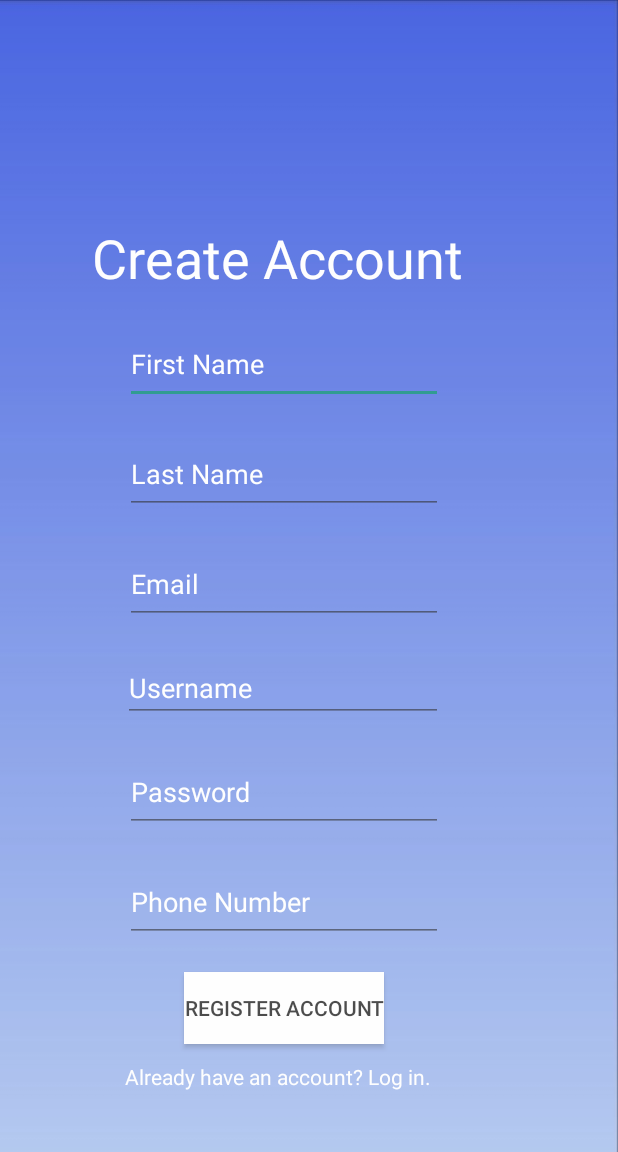
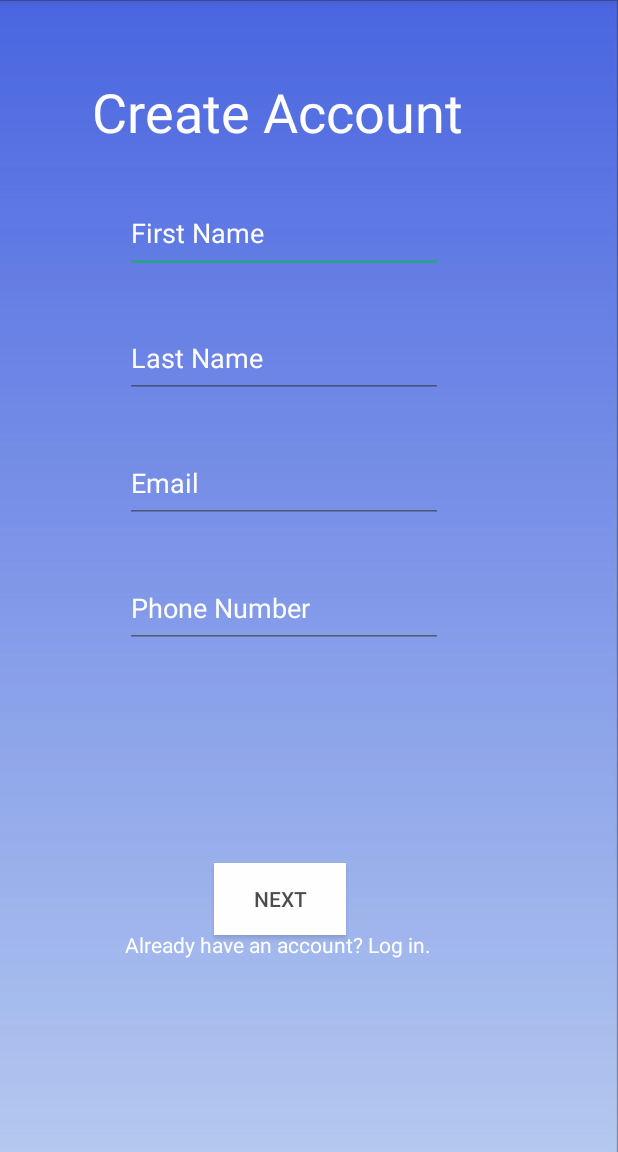
Before and after one commit to marilynmao/Paint-the-Town, an Android app: the screen it shows after launch (CreateAccountActivity), on a phone screen of 412 x 824 dp, the part 84-1236 px from its top. Run offline under Robolectric (Android 15) with nearby library versions, the phone set to English and light mode, and no system bars; our stand-ins replace Firebase (no records; nobody signed in at launch, a user with empty details on screens opened directly).

Commit message:
Fixed and added input checking for creating a user.

```diff
--- a/app/src/main/java/com/example/paintthetown491/CreateAccountActivity.java
+++ b/app/src/main/java/com/example/paintthetown491/CreateAccountActivity.java
@@ -7,6 +7,7 @@ import android.text.TextWatcher;
 import android.view.View;
 import android.widget.Button;
 import android.widget.EditText;
+import android.widget.ImageButton;
 import android.widget.TextView;
 import android.widget.Toast;
 
@@ -22,9 +23,10 @@ import com.google.firebase.database.FirebaseDatabase;
 
 public class CreateAccountActivity extends AppCompatActivity
 {
-    private EditText password, email, firstName, lastName, userName, phoneNumber;
+    private EditText password, email, firstName, lastName, userName, phoneNumber,userPasswordVerify;
     private TextView accountExists;
-    private Button loginButton;
+    private Button loginButton, creationNext;
+    private ImageButton creationBack;
     private FirebaseAuth mAuth;
     private DatabaseReference dbRef;
     private User user;
@@ -40,6 +42,7 @@ public class CreateAccountActivity extends AppCompatActivity
         // get instance of database reference to insert data
         dbRef = FirebaseDatabase.getInstance().getReference().child("User");
         password=findViewById(R.id.UserPassword);
+        userPasswordVerify=findViewById(R.id.userPasswordVerify);
         email=findViewById(R.id.UserEmail);
         loginButton=findViewById(R.id.LoginButton);
         userName=findViewById(R.id.userName);
@@ -47,6 +50,15 @@ public class CreateAccountActivity extends AppCompatActivity
         lastName=findViewById(R.id.userLastName);
         phoneNumber=findViewById(R.id.phoneNumber);
         accountExists=findViewById(R.id.AccountExists);
+        creationNext=findViewById(R.id.creationNext);
+        creationBack=findViewById(R.id.creationBack);
+
+        userName.setVisibility(View.GONE);
+        password.setVisibility(View.GONE);
+        userPasswordVerify.setVisibility(View.GONE);
+        loginButton.setVisibility(View.GONE);
+        creationBack.setVisibility(View.GONE);
+
         user = new User();
 
         //handles create action
@@ -55,6 +67,64 @@ public class CreateAccountActivity extends AppCompatActivity
             @Override
             public void onClick(View view)
             {
+                //USERNAME
+                //checks that user filled out box
+                if (userName.getText().toString().length() == 0)
+                {
+                    //sets error dialogue
+                    userName.setError("username is required!");
+                    //brings error message to focus
+                    userName.requestFocus();
+                }
+
+                //PASSWORD
+                //checks password length
+                else if(password.getText().toString().length() < 9)
+                {
+                    //sets error dialogue
+                    password.setError("Password must be at least 9 characters");
+                }
+
+                //verifies the password they wanted is correctly entered by the user
+                else if(!(userPasswordVerify.getText().toString().equals(password.getText().toString()))){
+                    userPasswordVerify.setError("Re-entered password does not match!");
+                }
+
+                else {
+                    //firebase method to create an account
+                    mAuth.createUserWithEmailAndPassword(email.getText().toString(), password.getText().toString())
+                            .addOnCompleteListener(new OnCompleteListener<AuthResult>() {
+                                @Override
+                                public void onComplete(@NonNull Task<AuthResult> task) {
+                                    if (task.isSuccessful()) {
+                                        user.setFirstName(firstName.getText().toString());
+                                        user.setLastName(lastName.getText().toString());
+                                        user.setEmail(email.getText().toString());
+                                        user.setUsername(userName.getText().toString());
+                                        user.setPassword(password.getText().toString());
+                                        user.setPhoneNumber(phoneNumber.getText().toString());
+
+                                        dbRef.child(mAuth.getCurrentUser().getUid()).setValue(user);
+
+                                        Intent intent = new Intent(getApplicationContext(), MainActivity.class);
+                                        startActivity(intent);
+                                        Toast.makeText(CreateAccountActivity.this, "SUCCESS!", Toast.LENGTH_LONG).show();
+                                    }
+                                    else {
+                                        //System.out.print("FAILED!");
+                                        //Toast.makeText(getApplicationContext(),"SOMETHING WENT WRONG!",Toast.LENGTH_LONG);
+                                    }
+                                }
+                            });
+                }
+            }
+        });
+
+        //Checks the first four inputs of the user than takes them to the next "page" by showing the
+        //remaining input fields and the register button.
+        creationNext.setOnClickListener(new View.OnClickListener() {
+            @Override
+            public void onClick(View v) {
                 //removes any char other than numerical digits from the phone number.
                 phoneNumber.setText(phoneNumber.getText().toString().replaceAll("[^0-9]", ""), TextView.BufferType.EDITABLE);
 
@@ -88,24 +158,6 @@ public class CreateAccountActivity extends AppCompatActivity
                     email.requestFocus();
                 }
 
-                //USERNAME
-                //checks that user filled out box
-                else if (userName.getText().toString().length() == 0)
-                {
-                    //sets error dialogue
-                    userName.setError("username is required!");
-                    //brings error message to focus
-                    userName.requestFocus();
-                }
-
-                //PASSWORD
-                //checks password length
-                else if(password.getText().toString().length() < 9)
-                {
-                    //sets error dialogue
-                    password.setError("Password must be at least 9 characters");
-                }
-
                 //PHONE NUMBER
                 //checks phone number length
                 else if (phoneNumber.getText().toString().length() != 10)
@@ -116,35 +168,41 @@ public class CreateAccountActivity extends AppCompatActivity
                     userName.requestFocus();
                 }
 
-                else {
-                    //firebase method to create an account
-                    mAuth.createUserWithEmailAndPassword(email.getText().toString(), password.getText().toString())
-                            .addOnCompleteListener(new OnCompleteListener<AuthResult>() {
-                                @Override
-                                public void onComplete(@NonNull Task<AuthResult> task) {
-                                    if (task.isSuccessful()) {
-                                        user.setFirstName(firstName.getText().toString());
-                                        user.setLastName(lastName.getText().toString());
-                                        user.setEmail(email.getText().toString());
-                                        user.setUsername(userName.getText().toString());
-                                        user.setPassword(password.getText().toString());
-                                        user.setPhoneNumber(phoneNumber.getText().toString());
+                else
+                    {
+                    firstName.setVisibility(View.GONE);
+                    lastName.setVisibility(View.GONE);
+                    email.setVisibility(View.GONE);
+                    phoneNumber.setVisibility(View.GONE);
+                    creationNext.setVisibility(View.GONE);
 
-                                        dbRef.child(mAuth.getCurrentUser().getUid()).setValue(user);
-
-                                        Intent intent = new Intent(getApplicationContext(), MainActivity.class);
-                                        startActivity(intent);
-                                        Toast.makeText(CreateAccountActivity.this, "SUCCESS!", Toast.LENGTH_LONG).show();
-                                    }
-                                    else {
-                                        //System.out.print("FAILED!");
-                                        //Toast.makeText(getApplicationContext(),"SOMETHING WENT WRONG!",Toast.LENGTH_LONG);
-                                    }
-                                }
-                            });
+                    userName.setVisibility(View.VISIBLE);
+                    password.setVisibility(View.VISIBLE);
+                    userPasswordVerify.setVisibility(View.VISIBLE);
+                    loginButton.setVisibility(View.VISIBLE);
+                    creationBack.setVisibility(View.VISIBLE);
                 }
             }
         });
+
+        //Button listener for when the user wants to go back to the "page" with the first four inputs
+        creationBack.setOnClickListener(new View.OnClickListener() {
+            @Override
+            public void onClick(View v) {
+                userName.setVisibility(View.GONE);
+                password.setVisibility(View.GONE);
+                userPasswordVerify.setVisibility(View.GONE);
+                loginButton.setVisibility(View.GONE);
+                creationBack.setVisibility(View.GONE);
+
+                firstName.setVisibility(View.VISIBLE);
+                lastName.setVisibility(View.VISIBLE);
+                email.setVisibility(View.VISIBLE);
+                phoneNumber.setVisibility(View.VISIBLE);
+                creationNext.setVisibility(View.VISIBLE);
+            }
+        });
+
 
         //switches to activity for user to login
         accountExists.setOnClickListener(new View.OnClickListener()
--- a/app/src/main/res/layout/activity_create.xml
+++ b/app/src/main/res/layout/activity_create.xml
@@ -8,139 +8,181 @@
     android:alpha="0.8"
     tools:context=".CreateAccountActivity">
 
+    <Button
+        android:id="@+id/creationNext"
+        android:layout_width="wrap_content"
+        android:layout_height="wrap_content"
+        android:layout_marginTop="430dp"
+        android:background="#FFFFFF"
+        android:text="@string/next"
+        app:layout_constraintBottom_toBottomOf="parent"
+        app:layout_constraintEnd_toEndOf="parent"
+        app:layout_constraintHorizontal_bias="0.44"
+        app:layout_constraintStart_toStartOf="parent"
+        app:layout_constraintTop_toTopOf="parent" />
+
+    <EditText
+        android:id="@+id/userPasswordVerify"
+        android:layout_width="212dp"
+        android:layout_height="53dp"
+        android:layout_marginTop="30dp"
+        android:autofillHints=""
+        android:ems="10"
+        android:hint="@string/re_enter_password"
+        android:inputType="textPassword"
+        android:textColor="#FFFFFF"
+        android:textColorHint="#FFFFFF"
+        app:layout_constraintEnd_toEndOf="parent"
+        app:layout_constraintHorizontal_bias="0.417"
+        app:layout_constraintStart_toStartOf="parent"
+        app:layout_constraintTop_toBottomOf="@+id/UserPassword" />
+
     <EditText
         android:id="@+id/userFirstName"
         android:layout_width="212dp"
         android:layout_height="53dp"
-        android:layout_marginBottom="20dp"
+        android:layout_marginTop="30dp"
         android:autofillHints=""
         android:ems="10"
         android:hint="@string/first_name"
         android:inputType="text"
         android:textColor="#FFFFFF"
         android:textColorHint="#FFFFFF"
-        app:layout_constraintBottom_toTopOf="@+id/userLastName"
         app:layout_constraintEnd_toEndOf="parent"
         app:layout_constraintHorizontal_bias="0.417"
-        app:layout_constraintStart_toStartOf="parent" />
+        app:layout_constraintStart_toStartOf="parent"
+        app:layout_constraintTop_toBottomOf="@+id/createAccountLabel" />
 
     <EditText
         android:id="@+id/userLastName"
         android:layout_width="212dp"
         android:layout_height="53dp"
-        android:layout_marginBottom="20dp"
+        android:layout_marginTop="30dp"
         android:autofillHints=""
         android:ems="10"
         android:hint="@string/last_name"
         android:inputType="text"
         android:textColor="#FFFFFF"
         android:textColorHint="#FFFFFF"
-        app:layout_constraintBottom_toTopOf="@+id/UserEmail"
         app:layout_constraintEnd_toEndOf="parent"
         app:layout_constraintHorizontal_bias="0.418"
-        app:layout_constraintStart_toStartOf="parent" />
+        app:layout_constraintStart_toStartOf="parent"
+        app:layout_constraintTop_toBottomOf="@+id/userFirstName" />
 
     <EditText
         android:id="@+id/UserEmail"
         android:layout_width="212dp"
         android:layout_height="53dp"
-        android:layout_marginBottom="20dp"
+        android:layout_marginTop="30dp"
         android:autofillHints=""
         android:ems="10"
         android:hint="@string/prompt_email"
         android:inputType="textEmailAddress"
         android:textColor="#FFFFFF"
         android:textColorHint="#FFFFFF"
-        app:layout_constraintBottom_toTopOf="@+id/userName"
         app:layout_constraintEnd_toEndOf="parent"
         app:layout_constraintHorizontal_bias="0.417"
-        app:layout_constraintStart_toStartOf="parent" />
+        app:layout_constraintStart_toStartOf="parent"
+        app:layout_constraintTop_toBottomOf="@+id/userLastName" />
 
     <EditText
         android:id="@+id/UserPassword"
         android:layout_width="212dp"
         android:layout_height="53dp"
-        android:layout_marginBottom="20dp"
+        android:layout_marginTop="30dp"
         android:autofillHints=""
         android:ems="10"
         android:hint="@string/prompt_password"
         android:inputType="textPassword"
         android:textColor="#FFFFFF"
         android:textColorHint="#FFFFFF"
-        app:layout_constraintBottom_toTopOf="@+id/phoneNumber"
         app:layout_constraintEnd_toEndOf="parent"
         app:layout_constraintHorizontal_bias="0.417"
-        app:layout_constraintStart_toStartOf="parent" />
+        app:layout_constraintStart_toStartOf="parent"
+        app:layout_constraintTop_toBottomOf="@+id/userName" />
 
     <EditText
         android:id="@+id/phoneNumber"
         android:layout_width="212dp"
         android:layout_height="53dp"
-        android:layout_marginBottom="20dp"
+        android:layout_marginTop="30dp"
         android:autofillHints=""
         android:ems="10"
         android:hint="@string/phone_number"
         android:inputType="phone"
         android:textColor="#FFFFFF"
         android:textColorHint="#FFFFFF"
-        app:layout_constraintBottom_toTopOf="@+id/LoginButton"
         app:layout_constraintEnd_toEndOf="parent"
         app:layout_constraintHorizontal_bias="0.417"
-        app:layout_constraintStart_toStartOf="parent" />
+        app:layout_constraintStart_toStartOf="parent"
+        app:layout_constraintTop_toBottomOf="@+id/UserEmail" />
 
     <Button
         android:id="@+id/LoginButton"
         android:layout_width="wrap_content"
         android:layout_height="wrap_content"
-        android:layout_marginBottom="72dp"
+        android:layout_marginTop="430dp"
         android:background="#FFFFFF"
         android:text="@string/register_account"
         app:layout_constraintBottom_toBottomOf="parent"
         app:layout_constraintEnd_toEndOf="parent"
         app:layout_constraintHorizontal_bias="0.441"
-        app:layout_constraintStart_toStartOf="parent" />
+        app:layout_constraintStart_toStartOf="parent"
+        app:layout_constraintTop_toTopOf="parent" />
 
     <TextView
         android:id="@+id/AccountExists"
         android:layout_width="212dp"
         android:layout_height="53dp"
-        android:layout_marginTop="12dp"
+        android:layout_marginTop="620dp"
         android:text="@string/already_have_account"
         android:textColor="#FFFFFF"
         android:textColorHint="#FFFFFF"
         app:layout_constraintEnd_toEndOf="parent"
         app:layout_constraintHorizontal_bias="0.417"
         app:layout_constraintStart_toStartOf="parent"
-        app:layout_constraintTop_toBottomOf="@+id/LoginButton" />
+        app:layout_constraintTop_toTopOf="parent" />
 
     <TextView
         android:id="@+id/createAccountLabel"
         android:layout_width="wrap_content"
         android:layout_height="wrap_content"
-        android:layout_marginBottom="20dp"
+        android:layout_marginTop="50dp"
         android:text="@string/create_account"
         android:textColor="#FFFFFF"
         android:textSize="36sp"
-        app:layout_constraintBottom_toTopOf="@+id/userFirstName"
         app:layout_constraintEnd_toEndOf="parent"
         app:layout_constraintHorizontal_bias="0.374"
-        app:layout_constraintStart_toStartOf="parent" />
+        app:layout_constraintStart_toStartOf="parent"
+        app:layout_constraintTop_toTopOf="parent" />
 
     <EditText
         android:id="@+id/userName"
         android:layout_width="wrap_content"
         android:layout_height="wrap_content"
-        android:layout_marginBottom="20dp"
+        android:layout_marginTop="30dp"
         android:autofillHints=""
         android:ems="10"
         android:hint="@string/username"
         android:inputType="textPersonName"
         android:textColor="#FFFFFF"
         android:textColorHint="#FFFFFF"
-        app:layout_constraintBottom_toTopOf="@+id/UserPassword"
         app:layout_constraintEnd_toEndOf="parent"
-        app:layout_constraintHorizontal_bias="0.412"
-        app:layout_constraintStart_toStartOf="parent" />
+        app:layout_constraintHorizontal_bias="0.422"
+        app:layout_constraintStart_toStartOf="parent"
+        app:layout_constraintTop_toBottomOf="@+id/createAccountLabel" />
+
+    <ImageButton
+        android:id="@+id/creationBack"
+        android:layout_width="70dp"
+        android:layout_height="47dp"
+        android:layout_marginEnd="15dp"
+        android:layout_marginRight="15dp"
+        android:layout_marginBottom="1dp"
+        app:layout_constraintBottom_toBottomOf="@+id/LoginButton"
+        app:layout_constraintEnd_toStartOf="@+id/LoginButton"
+        app:layout_constraintTop_toTopOf="@+id/LoginButton"
+        app:srcCompat="@drawable/abc_vector_test" />
 
 
 </androidx.constraintlayout.widget.ConstraintLayout>
--- a/app/src/main/res/values/strings.xml
+++ b/app/src/main/res/values/strings.xml
@@ -36,4 +36,5 @@
     <string name="menu_slideshow">Slideshow</string>
     <string name="open">open</string>
     <string name="close">close</string>
+    <string name="next">NEXT</string>
 </resources>
```
